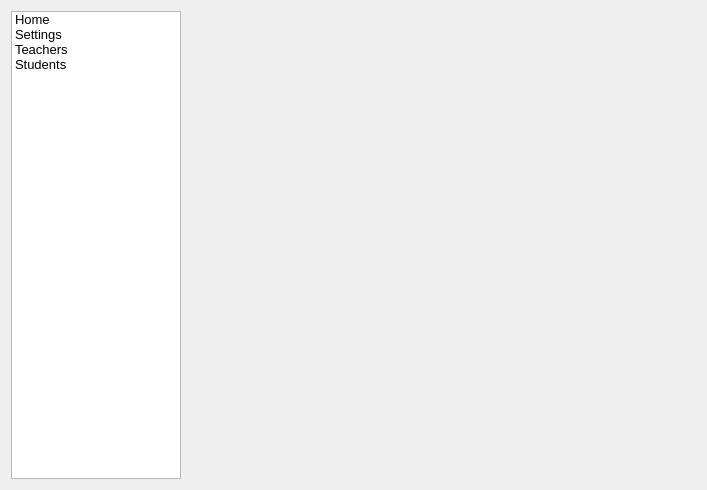
Before: the Qt Designer form adminmenuform.ui in thenewcoder/school-administration-system, drawn with Qt 5.
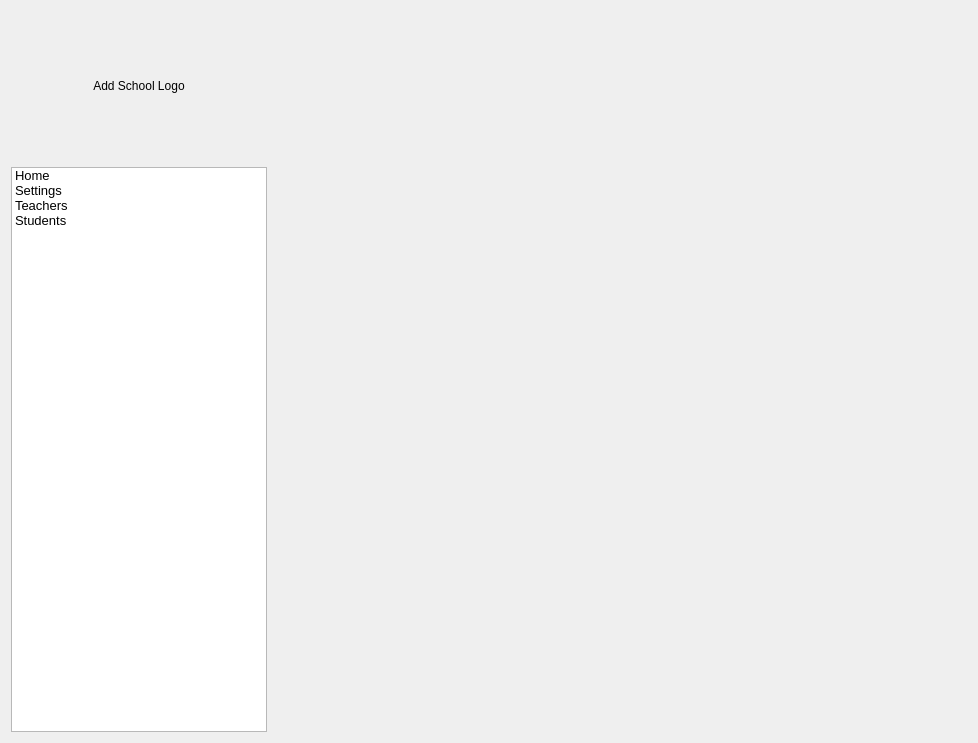
After: the same form once the commit is applied.

Commit message: Added a label where the user can place a school logo.

Diff of the .ui file:
```diff
--- a/adminmenuform.ui
+++ b/adminmenuform.ui
@@ -6,8 +6,8 @@
    <rect>
     <x>0</x>
     <y>0</y>
-    <width>707</width>
-    <height>490</height>
+    <width>978</width>
+    <height>743</height>
    </rect>
   </property>
   <property name="windowTitle">
@@ -15,6 +15,24 @@
   </property>
   <layout class="QHBoxLayout" name="horizontalLayout">
    <item>
+    <layout class="QVBoxLayout" name="verticalLayout">
+     <item>
+      <widget class="QLabel" name="lbSchoolLogo">
+       <property name="minimumSize">
+        <size>
+         <width>50</width>
+         <height>150</height>
+        </size>
+       </property>
+       <property name="text">
+        <string>Add School Logo</string>
+       </property>
+       <property name="alignment">
+        <set>Qt::AlignCenter</set>
+       </property>
+      </widget>
+     </item>
+     <item>
     <widget class="QListWidget" name="menuListWidget">
      <property name="sizePolicy">
       <sizepolicy hsizetype="Expanding" vsizetype="Expanding">
@@ -54,6 +72,8 @@
       </property>
      </item>
     </widget>
+     </item>
+    </layout>
    </item>
    <item>
     <widget class="QStackedWidget" name="menuPagesStackedWidget">
```
Lines whose indentation alone changed are shown as unchanged.
